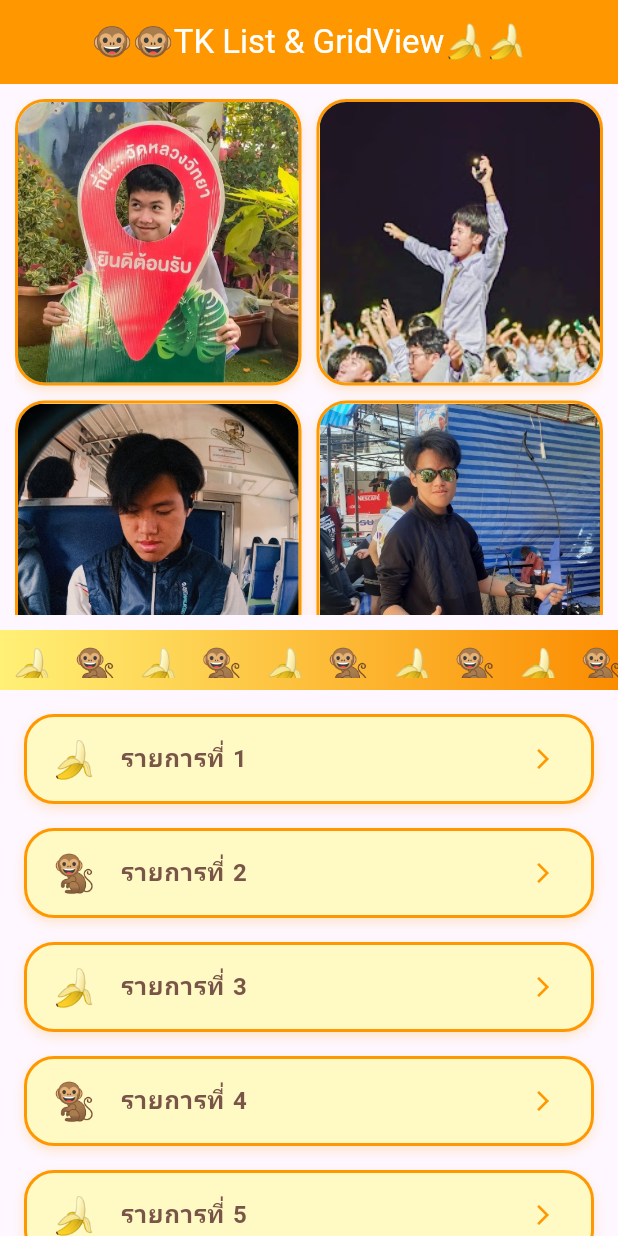
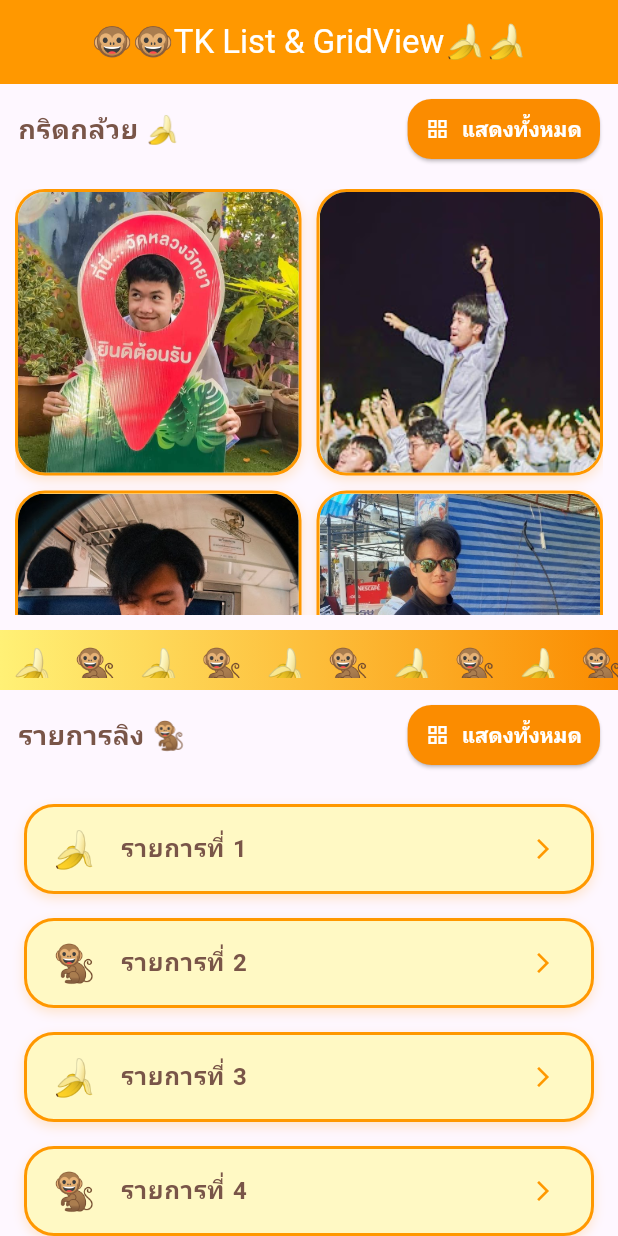
Before and after one commit to TkTossakan/Listview_app, a Flutter app: the screen it shows after launch, on a phone screen of 412 x 824 dp. Run offline on Flutter 3.47's test engine with Material 3 defaults, Android fonts, the phone set to English and light mode, and no system bars.

Commit message:
add_button

```diff
--- /dev/null
+++ b/lib/gallery.dart
@@ -0,0 +1,15 @@
+import 'package:flutter/material.dart';
+
+class Gallery extends StatefulWidget {
+  const Gallery({super.key});
+
+  @override
+  State<Gallery> createState() => _GalleryState();
+}
+
+class _GalleryState extends State<Gallery> {
+  @override
+  Widget build(BuildContext context) {
+    return const Placeholder();
+  }
+}
--- a/lib/main.dart
+++ b/lib/main.dart
@@ -33,9 +33,29 @@ class MainApp extends StatelessWidget {
         ),
         body: Column(
           children: [
-            // GridView ครึ่งบน
+            // 🔶 ส่วน GridView ครึ่งบน พร้อมหัวข้อ + ปุ่ม
             Expanded(
               flex: 1,
+              child: Column(
+                children: [
+                  Padding(
+                    padding: const EdgeInsets.symmetric(horizontal: 12, vertical: 6),
+                    child: Row(
+                      mainAxisAlignment: MainAxisAlignment.spaceBetween,
+                      children: const [
+                        Text(
+                          'กริดกล้วย 🍌',
+                          style: TextStyle(
+                            fontSize: 18,
+                            fontWeight: FontWeight.bold,
+                            color: Colors.brown,
+                          ),
+                        ),
+                        ShowAllButton(),
+                      ],
+                    ),
+                  ),
+                  Expanded(
                     child: Padding(
                       padding: const EdgeInsets.all(10),
                       child: GridView.builder(
@@ -73,8 +93,11 @@ class MainApp extends StatelessWidget {
                       ),
                     ),
                   ),
+                ],
+              ),
+            ),
 
-            // เส้นแบ่งสีส้มบาง ๆ
+            // 🔸 เส้นแบ่ง emoji ลิงกับกล้วย
             Container(
               height: 40,
               decoration: BoxDecoration(
@@ -86,9 +109,8 @@ class MainApp extends StatelessWidget {
               ),
               child: ListView.builder(
                 scrollDirection: Axis.horizontal,
-                  itemCount: 100, // จำนวน emoji เยอะๆ ให้เต็มจอ
+                itemCount: 100,
                 itemBuilder: (context, index) {
-                    // สลับกล้วย 🍌 กับลิง 🐒
                   String emoji = (index % 2 == 0) ? '🍌' : '🐒';
                   return Padding(
                     padding: const EdgeInsets.symmetric(horizontal: 6, vertical: 8),
@@ -101,9 +123,29 @@ class MainApp extends StatelessWidget {
               ),
             ),
 
-            // ListView ครึ่งล่าง
+            // 🔷 ส่วน ListView ครึ่งล่าง พร้อมหัวข้อ + ปุ่ม
             Expanded(
               flex: 1,
+              child: Column(
+                children: [
+                  Padding(
+                    padding: const EdgeInsets.symmetric(horizontal: 12, vertical: 6),
+                    child: Row(
+                      mainAxisAlignment: MainAxisAlignment.spaceBetween,
+                      children: const [
+                        Text(
+                          'รายการลิง 🐒',
+                          style: TextStyle(
+                            fontSize: 18,
+                            fontWeight: FontWeight.bold,
+                            color: Colors.brown,
+                          ),
+                        ),
+                        ShowAllButton(),
+                      ],
+                    ),
+                  ),
+                  Expanded(
                     child: ListView.builder(
                       itemCount: 20,
                       padding: const EdgeInsets.symmetric(vertical: 8),
@@ -135,10 +177,10 @@ class MainApp extends StatelessWidget {
                             ),
                             leading: Text(
                               (index % 2 == 0) ? '🍌' : '🐒',
-                          style: const TextStyle(fontSize: 24), // ปรับขนาดได้ตามชอบ
+                              style: const TextStyle(fontSize: 24),
                             ),
-                      trailing:
-                          const Icon(Icons.arrow_forward_ios, size: 16, color: Colors.orange),
+                            trailing: const Icon(Icons.arrow_forward_ios,
+                                size: 16, color: Colors.orange),
                           ),
                         );
                       },
@@ -147,6 +189,39 @@ class MainApp extends StatelessWidget {
                 ],
               ),
             ),
+          ],
+        ),
+      ),
     );
   }
 }
+
+// 🔘 ปุ่มแสดงทั้งหมดแบบเรียบร้อย reusable
+class ShowAllButton extends StatelessWidget {
+  const ShowAllButton({super.key});
+
+  @override
+  Widget build(BuildContext context) {
+    return ElevatedButton.icon(
+      onPressed: () {
+        // แสดงทั้งหมดเมื่อกด
+        ScaffoldMessenger.of(context).showSnackBar(
+          const SnackBar(content: Text('ยังไม่มีอะไรจะแสดงนะจ๊ะ 🙈')),
+        );
+      },
+      style: ElevatedButton.styleFrom(
+        backgroundColor: Colors.orange.shade600,
+        foregroundColor: Colors.white,
+        padding: const EdgeInsets.symmetric(horizontal: 12, vertical: 6),
+        shape: RoundedRectangleBorder(
+          borderRadius: BorderRadius.circular(16),
+        ),
+      ),
+      icon: const Icon(Icons.grid_view, size: 16),
+      label: const Text(
+        'แสดงทั้งหมด',
+        style: TextStyle(fontWeight: FontWeight.bold),
+      ),
+    );
+  }
+}
```
Lines whose indentation alone changed are shown as unchanged.
